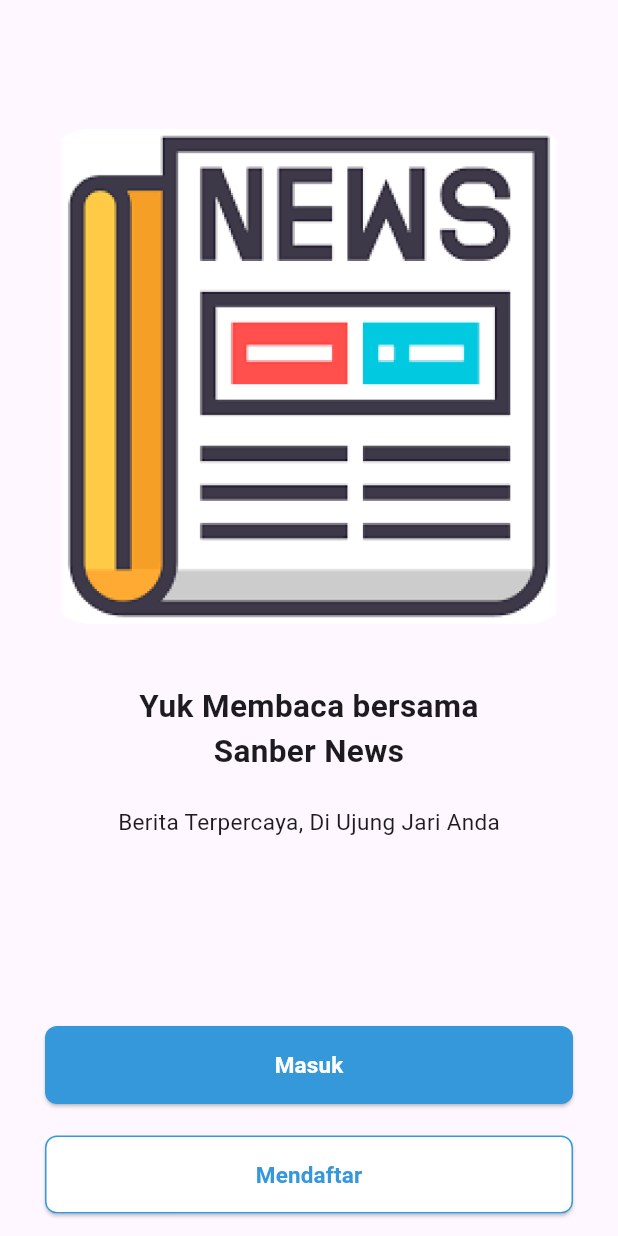
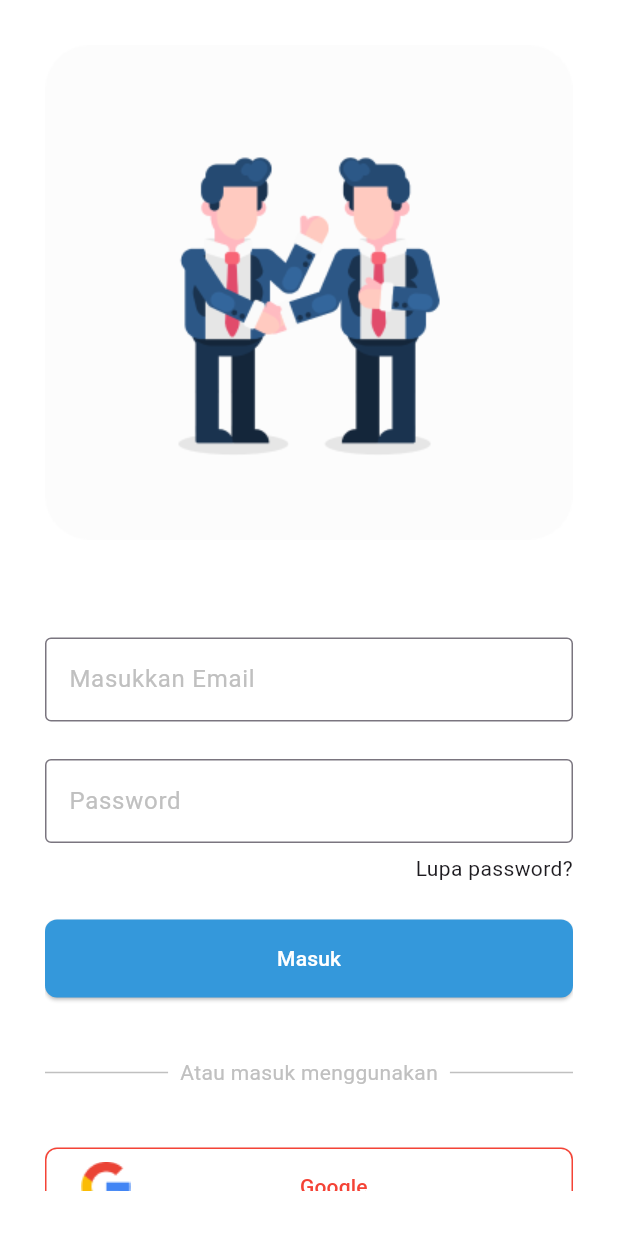
Before and after one commit to balyuntaja/BootcampFlutter, a Flutter app: the GetStartedPage screen opened directly, after a tap on "Masuk", on a phone screen of 412 x 824 dp. Run offline on Flutter 3.47's test engine with Material 3 defaults, Android fonts, the phone set to English and light mode, and no system bars; our stand-ins replace dio, google_fonts; Roboto replaces fonts that are missing (Arimo).

Commit message:
commit tugas

```diff
--- /dev/null
+++ b/sanberappflutter/lib/auth/pages/login_page.dart
@@ -0,0 +1,153 @@
+import 'package:flutter/material.dart';
+
+class LoginPage extends StatelessWidget {
+  const LoginPage({super.key});
+
+  @override
+  Widget build(BuildContext context) {
+    return Scaffold(
+      backgroundColor: Colors.white,
+      body: SafeArea(
+        child: Padding(
+          padding: const EdgeInsets.all(30),
+          child: ListView(
+            children: [
+              Center(
+                child: Container(
+                  width: 352,
+                  height: 330,
+                  decoration: BoxDecoration(
+                    image: DecorationImage(
+                      image: AssetImage('assets/image/image_news_login.png'),
+                    ),
+                  ),
+                ),
+              ),
+              SizedBox(height: 40),
+              CustomTextFormField(
+                label: 'Masukkan Email',
+              ),
+              CustomTextFormField(
+                label: 'Password',
+              ),
+              SizedBox(height: 7),
+              Text('Lupa password?', textAlign: TextAlign.end),
+              SizedBox(height: 24),
+              SizedBox(
+                height: 52,
+                width: double.infinity,
+                child: ElevatedButton(
+                  style: ElevatedButton.styleFrom(
+                      shape: RoundedRectangleBorder(
+                          borderRadius: BorderRadius.circular(8)),
+                      backgroundColor: Color(0xff3498DB)),
+                  onPressed: () {},
+                  child: Text(
+                    'Masuk',
+                    style: TextStyle(color: Colors.white),
+                  ),
+                ),
+              ),
+              SizedBox(height: 40),
+              Row(
+                children: [
+                  Expanded(
+                    child: Divider(
+                      color: Color(0xffC0C0C0),
+                      height: 3,
+                    ),
+                  ),
+                  Padding(
+                    padding: EdgeInsets.symmetric(horizontal: 8),
+                    child: Text(
+                      'Atau masuk menggunakan',
+                      style: TextStyle(color: Color(0xffc0c0c0)),
+                    ),
+                  ),
+                  Expanded(
+                      child: Divider(
+                    color: Color(0xffC0C0C0),
+                    height: 3,
+                  )),
+                ],
+              ),
+              SizedBox(height: 40),
+              Material(
+                color: Colors.white,
+                child: SizedBox(
+                  height: 52,
+                  width: double.infinity,
+                  child: ElevatedButton(
+                    style: ElevatedButton.styleFrom(
+                        surfaceTintColor: Colors.white,
+                        shape: RoundedRectangleBorder(
+                            side: BorderSide(color: Colors.red),
+                            borderRadius: BorderRadius.circular(8)),
+                        backgroundColor: Colors.white),
+                    onPressed: () {},
+                    child: Row(
+                      mainAxisAlignment: MainAxisAlignment.spaceBetween,
+                      children: [
+                        Container(
+                          width: 33,
+                          height: 33,
+                          decoration: BoxDecoration(
+                              image: DecorationImage(
+                                  image: AssetImage(
+                                      'assets/icon/icon_google.png'))),
+                        ),
+                        Text(
+                          'Google',
+                          style: TextStyle(color: Colors.red),
+                        ),
+                        SizedBox()
+                      ],
+                    ),
+                  ),
+                ),
+              ),
+              SizedBox(height: 49),
+              Row(
+                mainAxisAlignment: MainAxisAlignment.center,
+                children: [
+                  Text('belum punya akun? silahkan '),
+                  Text(
+                    'mendaftar ',
+                    style: TextStyle(color: Color(0xff3498db)),
+                  ),
+                  Text('sekarang')
+                ],
+              )
+            ],
+          ),
+        ),
+      ),
+    );
+  }
+}
+
+class CustomTextFormField extends StatelessWidget {
+  const CustomTextFormField({super.key, required this.label});
+
+  final String label;
+
+  @override
+  Widget build(BuildContext context) {
+    return Padding(
+      padding: EdgeInsets.only(top: 25),
+      child: TextFormField(
+        decoration: InputDecoration(
+          label: Text(
+            label,
+            style: TextStyle(color: Color(0xffC0C0C0)),
+          ),
+          border: OutlineInputBorder(
+            borderSide: BorderSide(
+              color: Color(0xffC0C0C0),
+            ),
+          ),
+        ),
+      ),
+    );
+  }
+}
--- a/sanberappflutter/lib/main.dart
+++ b/sanberappflutter/lib/main.dart
@@ -1,4 +1,5 @@
 import 'package:flutter/material.dart';
+import 'package:sanberappflutter/pages/get_started_page.dart';
 import 'package:sanberappflutter/pages/home/home_page.dart';
 import 'package:sanberappflutter/pages/home/news_page.dart';
 import 'package:sanberappflutter/user/page/user_page.dart';
@@ -18,7 +19,7 @@ class MyApp extends StatelessWidget {
         colorScheme: ColorScheme.fromSeed(seedColor: Colors.deepPurple),
         useMaterial3: true,
       ),
-      home: UserPage(),
+      home: GetStartedPage(),
     );
   }
 }
--- a/sanberappflutter/lib/pages/get_started_page.dart
+++ b/sanberappflutter/lib/pages/get_started_page.dart
@@ -1,19 +1,8 @@
 import 'package:flutter/material.dart';
 import 'package:google_fonts/google_fonts.dart';
 import 'package:sanberappflutter/app/config/app_assets.dart';
-
-void main() {
-  runApp(const MyApp());
-}
-
-class MyApp extends StatelessWidget {
-  const MyApp({super.key});
-
-  @override
-  Widget build(BuildContext context) {
-    return const MaterialApp(home: GetStartedPage());
-  }
-}
+import 'package:sanberappflutter/auth/pages/login_page.dart';
+import 'package:sanberappflutter/auth/pages/register_page.dart';
 
 class GetStartedPage extends StatelessWidget {
   const GetStartedPage({super.key});
@@ -50,7 +39,13 @@ class GetStartedPage extends StatelessWidget {
                 height: 52,
                 width: double.infinity,
                 child: ElevatedButton(
-                  onPressed: () {},
+                  onPressed: () {
+                    Navigator.push(
+                        context,
+                        MaterialPageRoute(
+                          builder: (context) => LoginPage(),
+                        ));
+                  },
                   child: Text(
                     'Masuk',
                     style: GoogleFonts.arimo(
@@ -70,7 +65,13 @@ class GetStartedPage extends StatelessWidget {
                 height: 52,
                 width: double.infinity,
                 child: ElevatedButton(
-                  onPressed: () {},
+                  onPressed: () {
+                    Navigator.push(
+                        context,
+                        MaterialPageRoute(
+                          builder: (context) => RegisterPage(),
+                        ));
+                  },
                   child: Text(
                     'Mendaftar',
                     style: GoogleFonts.arimo(
```
Also changed, not shown: sanberappflutter/lib/auth/pages/register_page.dart (added, +152 -0 lines), sanberappflutter/pubspec.yaml (+2 -15 lines), sanberappflutter/assets/icon/icon_google.png (added), sanberappflutter/assets/image/image_news_login.png (added), sanberappflutter/assets/image/image_news_register.png (added).
